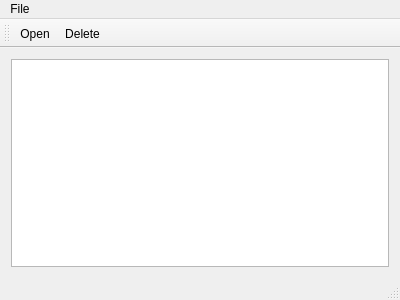
Qt form gui/torrent_gui/mainwindow.ui (smirok/HSE-2020-torrent-project) before a commit.
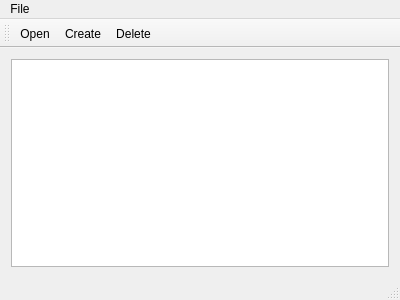
The same form after that commit. Icons and pictures are not drawn.

Commit message: Add function for checking the access of file and aldo the button for creating of torrent file is added

The edit to the form file:
```diff
--- a/gui/torrent_gui/mainwindow.ui
+++ b/gui/torrent_gui/mainwindow.ui
@@ -46,6 +46,7 @@
     <bool>false</bool>
    </attribute>
    <addaction name="action_open_torrent"/>
+   <addaction name="action_create_torrent"/>
    <addaction name="action_delete_torrent"/>
   </widget>
   <widget class="QStatusBar" name="statusBar"/>
@@ -67,6 +68,15 @@
     <string>Delete</string>
    </property>
   </action>
+  <action name="action_create_torrent">
+   <property name="icon">
+    <iconset resource="resource.qrc">
+     <normaloff>:/resource/img/create_torrent.png</normaloff>:/resource/img/create_torrent.png</iconset>
+   </property>
+   <property name="text">
+    <string>Create</string>
+   </property>
+  </action>
  </widget>
  <layoutdefault spacing="6" margin="11"/>
  <resources>
```
Left out of the diff: 3 changed lines with no effect on the pictures. The commit also changes 8 other files.
